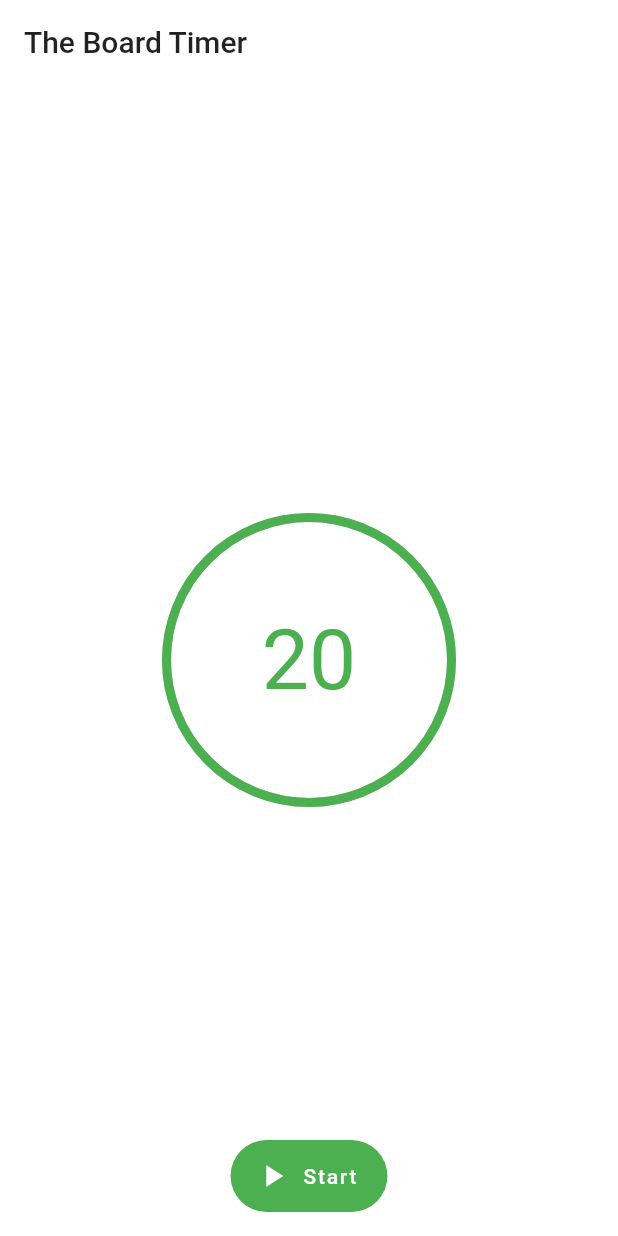
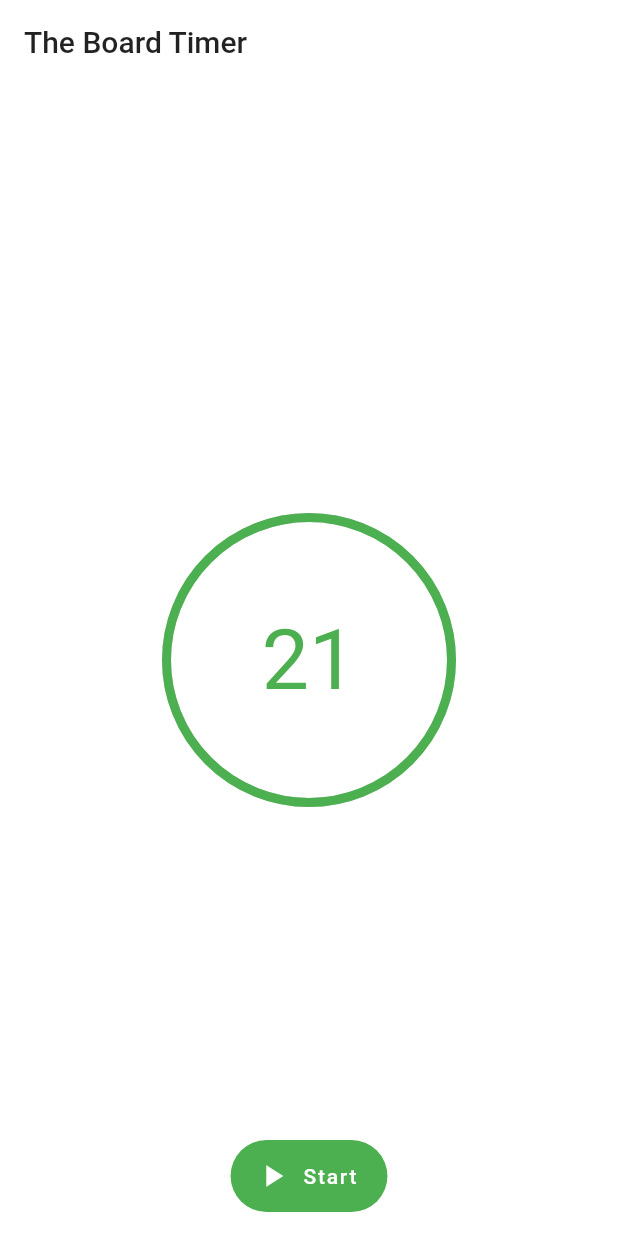
Before and after one commit to william-boland/the_board_timer, a Flutter app: the screen it shows after launch, on a phone screen of 412 x 824 dp. Run offline on Flutter 3.47's test engine with Material 2 defaults, Android fonts, the phone set to English and light mode, and no system bars; our stand-ins replace vibration.

```diff
--- a/lib/main.dart
+++ b/lib/main.dart
@@ -76,6 +76,9 @@ class _MyHomePageState extends State<MyHomePage> with TickerProviderStateMixin {
 
   String get timerString {
     Duration duration = _controller.duration * (1.0 - _controller.value);
+    if (duration.inMilliseconds % 1000 == 0) {
+      duration += new Duration(seconds: 1);
+    }
     if (duration.inHours > 0) {
       return '${duration.inHours}:${(duration.inMinutes % 60).toString().padLeft(2, '0')}:${(duration.inSeconds % 60).toString().padLeft(2, '0')}';
     } else if (duration.inMinutes > 0) {
--- a/pubspec.yaml
+++ b/pubspec.yaml
@@ -11,7 +11,7 @@ description: A new Flutter application.
 # In iOS, build-name is used as CFBundleShortVersionString while build-number used as CFBundleVersion.
 # Read more about iOS versioning at
 # https://developer.apple.com/library/archive/documentation/General/Reference/InfoPlistKeyReference/Articles/CoreFoundationKeys.html
-version: 1.0.0+1
+version: 0.1.0+1
 
 environment:
   sdk: ">=2.1.0 <3.0.0"
```
